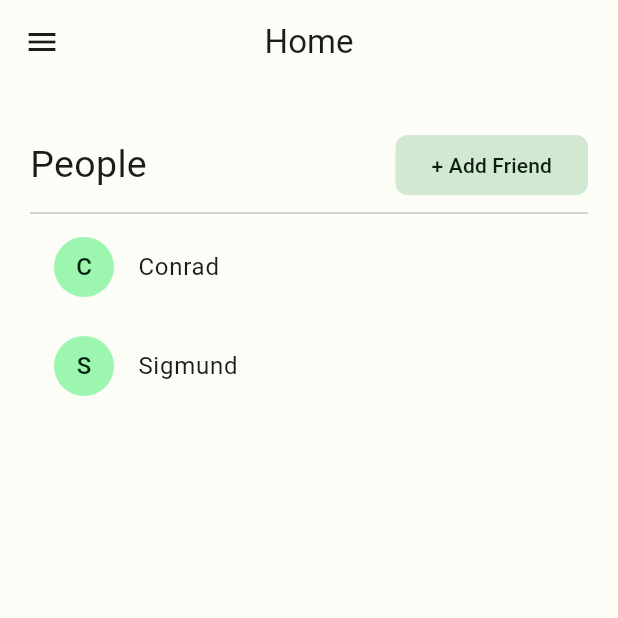
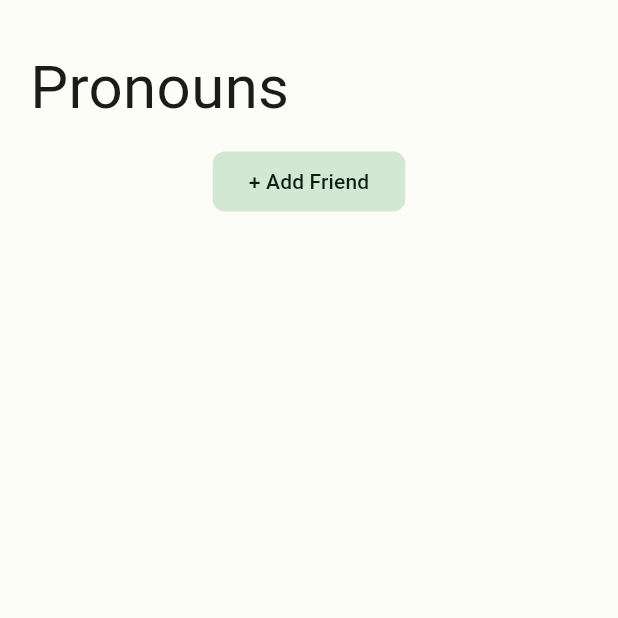
Before and after one commit to CherylZ4/LifeLens, a Flutter app: the screen it shows after launch, on a phone screen of 412 x 824 dp, the top half of it. Run offline on Flutter 3.47's test engine with Material 3 defaults, Android fonts, the light colour scheme and no system bars.

Commit message:
initial commit

```diff
--- a/frontend/lib/main.dart
+++ b/frontend/lib/main.dart
@@ -1,6 +1,7 @@
 import 'package:flutter/material.dart';
 import 'color_schemes.g.dart';
 import 'package:lifelens/states/homescreen.dart';
+import 'package:lifelens/states/pronounscreen.dart';
 
 void main() {
   runApp(const MyApp());
@@ -16,8 +17,10 @@ class MyApp extends StatelessWidget {
       title: 'LifeLens',
       theme: ThemeData(useMaterial3: true, colorScheme: lightColorScheme),
       darkTheme: ThemeData(useMaterial3: true, colorScheme: darkColorScheme),
-      home: const HomeScreen(
-        groupname: "Home",
+      // home: const HomeScreen(
+      //   groupname: "Home",
+      // ),
+      home: const PronounScreen(
       ),
     );
   }
--- /dev/null
+++ b/frontend/lib/states/pronounscreen.dart
@@ -0,0 +1,47 @@
+import 'package:flutter/material.dart';
+
+class PronounScreen extends StatefulWidget {
+  const PronounScreen({super.key});
+
+  @override
+  State<PronounScreen> createState() => _PronounScreenState();
+}
+
+class _PronounScreenState extends State<PronounScreen> {
+  @override
+  Widget build(BuildContext context) {
+    return Scaffold(
+      body: SafeArea(
+        child: Padding(
+          padding: EdgeInsets.fromLTRB(20, 30, 20, 30),
+          child: Column(
+            mainAxisAlignment: MainAxisAlignment.start,
+            children: <Widget> [
+            Row(
+              mainAxisAlignment: MainAxisAlignment.start,
+              children: <Widget> [
+                const Text(
+                    "Pronouns",
+                    style: TextStyle(fontSize: 40),
+                  ),
+              ],),
+            SizedBox(height: 10),
+            Row(mainAxisAlignment: MainAxisAlignment.center, children: <Widget> [
+              FilledButton.tonal(
+                        style: ButtonStyle(
+                          shape: MaterialStateProperty.all<OutlinedBorder>(
+                            RoundedRectangleBorder(
+                              borderRadius: BorderRadius.circular(8.0),
+                            ),
+                          ),
+                        ),
+                        onPressed: () {
+                          print("CLICKED");
+                        },
+                        child: const Text('+ Add Friend')),
+            ],)
+        ],)
+      )
+    ));
+  }
+}
```
